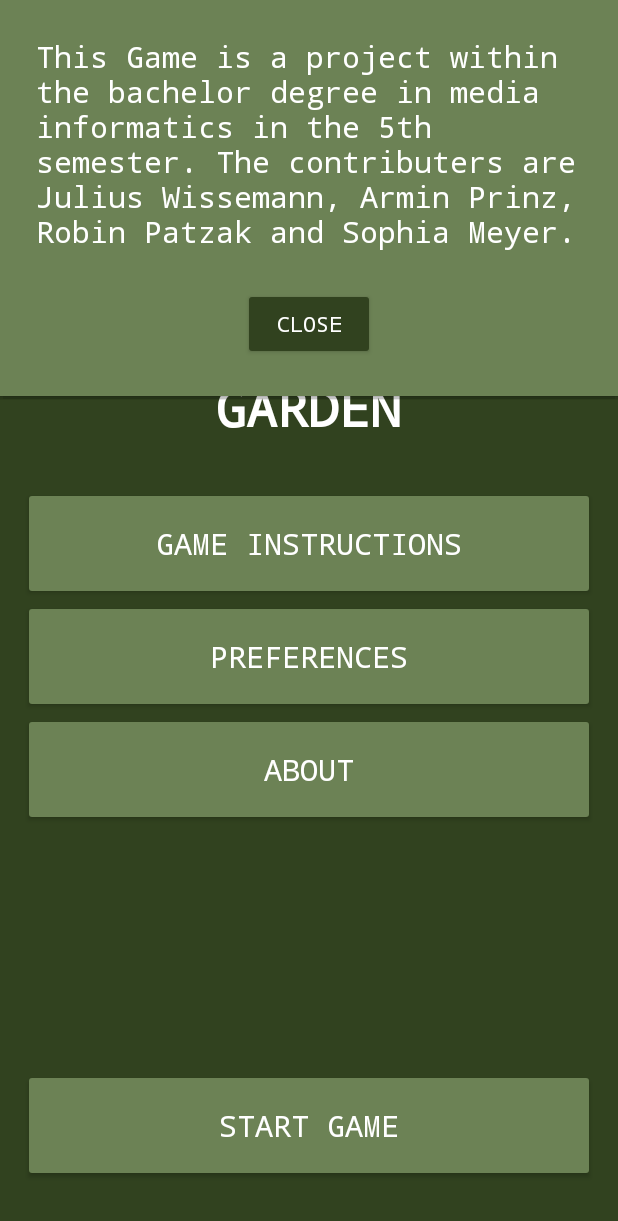
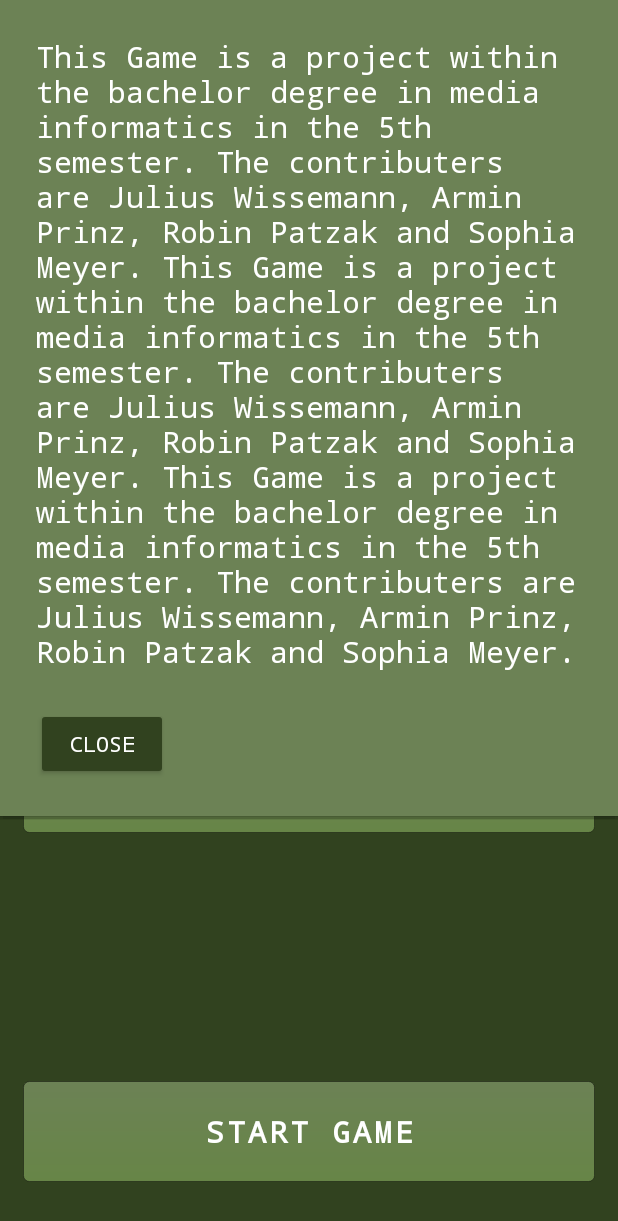
Before and after one commit to elegist/bug-defender, an Android app: the screen it shows after launch (MainActivity), after a tap on "ABOUT", on a phone screen of 412 x 824 dp. Shown: the top 1221 px of the screen. Run offline under Robolectric (Android 15) with nearby library versions, the phone set to English and light mode, and no system bars; 3 other taps on this screen came first.

Commit message:
änderungen an styles für buttons und pop up views

```diff
--- /dev/null
+++ b/app/src/main/res/drawable/button_border.xml
@@ -0,0 +1,9 @@
+<?xml version="1.0" encoding="utf-8"?>
+<shape xmlns:android="http://schemas.android.com/apk/res/android"
+    android:shape="rectangle">
+    <gradient android:startColor="@color/light_green"
+        android:endColor="@color/middle_green"
+        android:angle="270"/>
+    <corners android:radius="4dp"/>
+    <stroke android:width="1px" android:color="@color/black_overlay"/>
+</shape>
--- a/app/src/main/res/layout/activity_main.xml
+++ b/app/src/main/res/layout/activity_main.xml
@@ -9,7 +9,7 @@
     android:theme="@style/ThemeOverlay.TowerDefense.FullscreenContainer"
     tools:context=".MainActivity">
 
-       <ImageButton
+    <ImageButton
         android:id="@+id/pause_resume_Button"
         android:layout_width="48dp"
         android:layout_height="48dp"
@@ -38,8 +38,8 @@
 
     <TextView
         android:id="@+id/gameName_text"
-        android:layout_width="330dp"
-        android:layout_height="83dp"
+        android:layout_width="227dp"
+        android:layout_height="81dp"
         android:layout_marginTop="8dp"
         android:fontFamily="monospace"
         android:gravity="center"
@@ -55,16 +55,9 @@
 
     <Button
         android:id="@+id/info_button"
-        android:layout_width="match_parent"
-        android:layout_height="wrap_content"
-        android:layout_marginLeft="15dp"
+        style="@style/Button.Main"
         android:layout_marginTop="32dp"
-        android:layout_marginRight="15dp"
-        android:backgroundTint="@color/light_green"
-        android:fontFamily="monospace"
-        android:padding="?attr/dialogPreferredPadding"
         android:text="@string/info_button"
-        android:textSize="20sp"
         app:layout_constraintEnd_toEndOf="parent"
         app:layout_constraintHorizontal_bias="0.551"
         app:layout_constraintStart_toStartOf="parent"
@@ -72,49 +65,28 @@
 
     <Button
         android:id="@+id/preference_button"
-        android:layout_width="match_parent"
-        android:layout_height="wrap_content"
-        android:layout_marginLeft="15dp"
-        android:layout_marginRight="15dp"
-        android:backgroundTint="@color/light_green"
-        android:fontFamily="monospace"
-        android:padding="?attr/dialogPreferredPadding"
+        style="@style/Button.Main"
         android:text="@string/preference_button"
-        android:textSize="20sp"
         app:layout_constraintEnd_toEndOf="parent"
         app:layout_constraintStart_toStartOf="parent"
         app:layout_constraintTop_toBottomOf="@+id/info_button" />
 
     <Button
         android:id="@+id/about_button"
-        android:layout_width="match_parent"
-        android:layout_height="wrap_content"
-        android:layout_marginLeft="15dp"
-        android:layout_marginRight="15dp"
-        android:backgroundTint="@color/light_green"
-        android:fontFamily="monospace"
-        android:padding="?attr/dialogPreferredPadding"
+        style="@style/Button.Main"
         android:text="@string/about_button"
-        android:textSize="20sp"
         app:layout_constraintEnd_toEndOf="parent"
+        app:layout_constraintHorizontal_bias="0.586"
         app:layout_constraintStart_toStartOf="parent"
         app:layout_constraintTop_toBottomOf="@+id/preference_button" />
 
     <Button
         android:id="@+id/startGame_button"
-        android:layout_width="0dp"
-        android:layout_height="wrap_content"
-        android:layout_marginLeft="15dp"
-        android:layout_marginRight="15dp"
+        style="@style/Button.Main"
         android:layout_marginBottom="36dp"
         android:layout_weight="1"
-        android:backgroundTint="@color/light_green"
-        android:fontFamily="monospace"
         android:onClick="startGame"
-        android:padding="?attr/dialogPreferredPadding"
         android:text="@string/startGame_button"
-        android:textColor="@color/white"
-        android:textSize="20sp"
         app:layout_constraintBottom_toBottomOf="parent"
         app:layout_constraintEnd_toEndOf="parent"
         app:layout_constraintHorizontal_bias="0.551"
--- a/app/src/main/res/layout/popup_about_view.xml
+++ b/app/src/main/res/layout/popup_about_view.xml
@@ -6,7 +6,17 @@
     android:layout_height="wrap_content"
     android:background="#F4F0EC"
     android:backgroundTint="@color/light_green"
-    android:padding="24dp">
+    android:padding="24dp"
+    android:scrollIndicators="right">
+
+    <ScrollView
+        android:layout_width="match_parent"
+        android:layout_height="match_parent">
+
+        <LinearLayout
+            android:layout_width="match_parent"
+            android:layout_height="wrap_content"
+            android:orientation="vertical">
 
             <TextView
                 android:id="@+id/textView"
@@ -15,10 +25,7 @@
                 android:fontFamily="monospace"
                 android:text="@string/about_text"
                 android:textColor="@color/white"
-        android:textSize="20sp"
-        app:layout_constraintEnd_toEndOf="parent"
-        app:layout_constraintStart_toStartOf="parent"
-        app:layout_constraintTop_toTopOf="parent" />
+                android:textSize="20sp" />
 
             <Button
                 android:id="@+id/buttonPopup"
@@ -27,9 +34,8 @@
                 android:layout_marginTop="24dp"
                 android:backgroundTint="@color/dark_green"
                 android:fontFamily="monospace"
-        android:text="@string/close_button"
-        app:layout_constraintEnd_toEndOf="parent"
-        app:layout_constraintStart_toStartOf="parent"
-        app:layout_constraintTop_toBottomOf="@+id/textView" />
+                android:text="@string/close_button" />
+        </LinearLayout>
+    </ScrollView>
 
 </androidx.constraintlayout.widget.ConstraintLayout>
--- a/app/src/main/res/values/colors.xml
+++ b/app/src/main/res/values/colors.xml
@@ -9,4 +9,5 @@
 
     <color name="dark_green">#31421f</color>
     <color name="light_green">#6c8255</color>
+    <color name="middle_green">#678547</color>
 </resources>
--- a/app/src/main/res/values/strings.xml
+++ b/app/src/main/res/values/strings.xml
@@ -10,6 +10,9 @@
     <string name="game_icon">game icon</string>
     <string name="close_button">Close</string>
     <string name="game_name">Get out of my garden</string>
-    <string name="about_text">This Game is a project within the bachelor degree in media informatics in the 5th semester. The contributers are Julius Wissemann, Armin Prinz, Robin Patzak and Sophia Meyer.</string>
+    <string name="about_text">This Game is a project within the bachelor degree in media informatics in the 5th semester. The contributers are Julius Wissemann, Armin Prinz, Robin Patzak and Sophia Meyer.
+    This Game is a project within the bachelor degree in media informatics in the 5th semester. The contributers are Julius Wissemann, Armin Prinz, Robin Patzak and Sophia Meyer.
+    This Game is a project within the bachelor degree in media informatics in the 5th semester. The contributers are Julius Wissemann, Armin Prinz, Robin Patzak and Sophia Meyer.
+   </string>
     <string name="preferences_text">set your preferences:</string>
 </resources>
--- a/app/src/main/res/values/styles.xml
+++ b/app/src/main/res/values/styles.xml
@@ -4,7 +4,7 @@
     </style>
 
     <style name="Widget.Theme.TowerDefense.ButtonBar.Fullscreen" parent="">
-        <item name="android:background">@color/light_green</item>
+        <item name="android:background">@color/middle_green</item>
         <item name="android:buttonBarStyle">?android:attr/buttonBarStyle</item>
     </style>
 
@@ -12,4 +12,24 @@
         <item name="android:background">@color/light_brown</item>
         <item name="android:textColor">@color/white</item>
     </style>
+
+    <style name="Button.Main" parent="Widget.AppCompat.Button">
+        <item name="android:background">@drawable/button_border</item>
+        <item name="android:fontFamily">monospace</item>
+        <item name="android:textSize">20sp</item>
+        <item name="android:textColor">@color/white</item>
+        <item name="android:textAlignment">center</item>
+        <item name="android:textStyle">bold</item>
+        <item name="android:padding">20dp</item>
+        <item name="android:layout_marginLeft">15dp</item>
+        <item name="android:layout_marginRight">15dp</item>
+        <item name="android:layout_marginTop">15dp</item>
+        <item name="android:layout_width">match_parent</item>
+        <item name="android:layout_height">wrap_content</item>
+        <item name="android:textAllCaps">true</item>
+        <item name="android:elevation">4dp</item>
+        <item name="android:letterSpacing">0.1</item>
+        <item name="android:soundEffectsEnabled">true</item>
+    </style>
+
 </resources>
```
Lines whose indentation alone changed are shown as unchanged.
